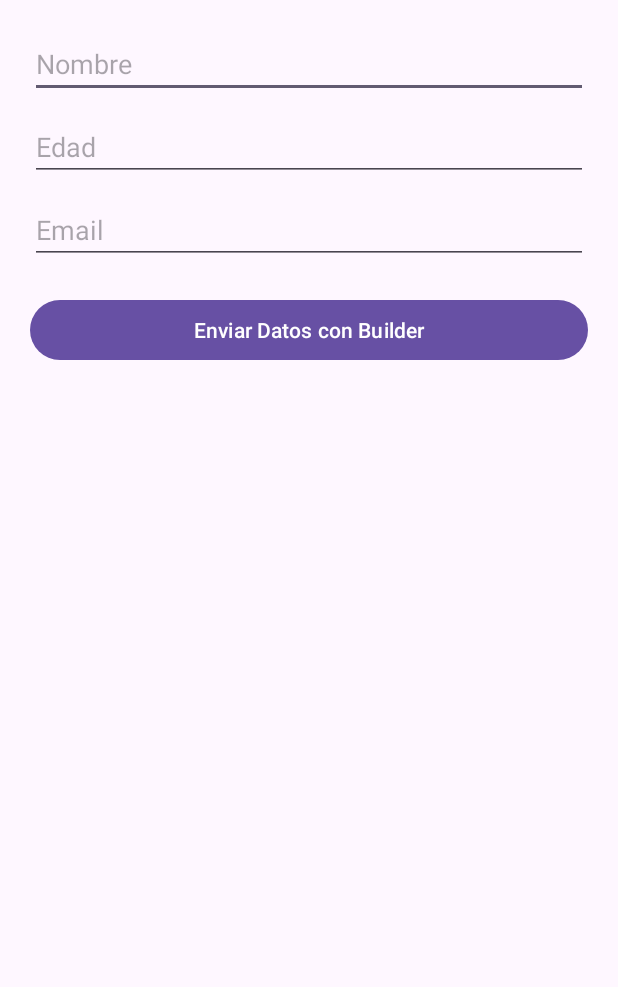
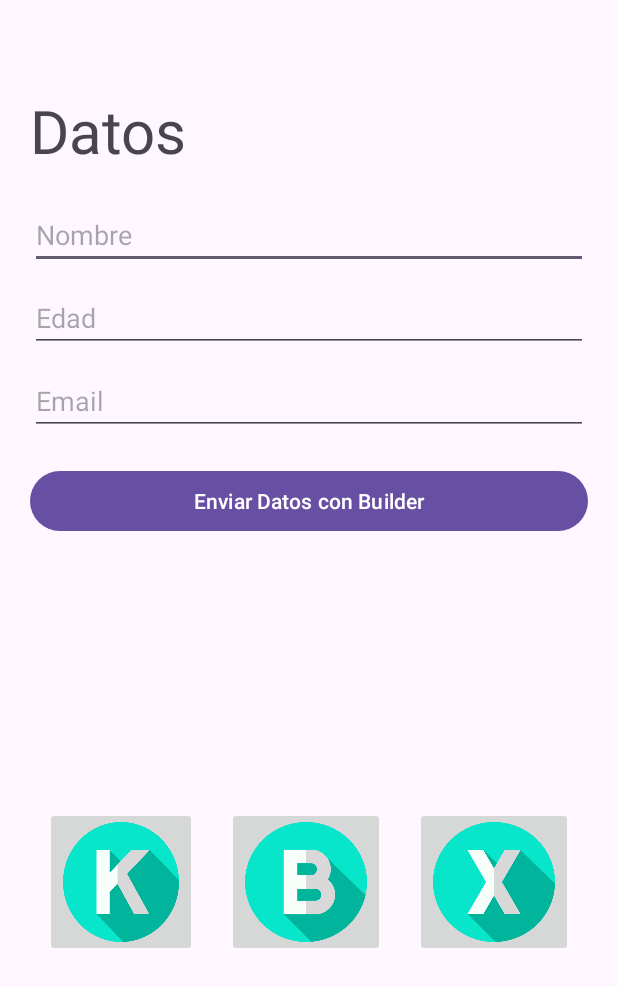
Before and after one commit to linoremaster-debug/CajaZar, an Android app: the screen it shows after launch (MainActivity), on a phone screen of 412 x 824 dp. Shown: the top 987 px of the screen. Run offline under Robolectric (Android 15) with nearby library versions, the phone set to English and light mode, and no system bars.

Commit message:
añadido botones y titulo

```diff
--- a/app/src/main/res/layout/activity_main.xml
+++ b/app/src/main/res/layout/activity_main.xml
@@ -1,38 +1,84 @@
 <?xml version="1.0" encoding="utf-8"?>
-<LinearLayout
-    xmlns:android="http://schemas.android.com/apk/res/android"
+<LinearLayout xmlns:android="http://schemas.android.com/apk/res/android"
+    xmlns:app="http://schemas.android.com/apk/res-auto"
     android:layout_width="match_parent"
     android:layout_height="match_parent"
-    android:padding="20dp"
-    android:orientation="vertical">
+    android:orientation="vertical"
+    android:padding="20dp">
+
+    <TextView
+        android:layout_width="wrap_content"
+        android:layout_height="wrap_content"
+        android:layout_marginTop="40dp"
+        android:text="Datos"
+        android:textSize="40dp">
+
+    </TextView>
 
     <EditText
         android:id="@+id/editName"
         android:layout_width="match_parent"
         android:layout_height="wrap_content"
-        android:hint="Nombre"
-        android:layout_marginBottom="10dp"/>
+        android:layout_marginTop="20dp"
+        android:layout_marginBottom="10dp"
+        android:hint="Nombre" />
 
     <EditText
         android:id="@+id/editAge"
         android:layout_width="match_parent"
         android:layout_height="wrap_content"
+        android:layout_marginBottom="10dp"
         android:hint="Edad"
-        android:inputType="number"
-        android:layout_marginBottom="10dp"/>
+        android:inputType="number" />
 
     <EditText
         android:id="@+id/editEmail"
         android:layout_width="match_parent"
         android:layout_height="wrap_content"
+        android:layout_marginBottom="20dp"
         android:hint="Email"
-        android:inputType="textEmailAddress"
-        android:layout_marginBottom="20dp"/>
+        android:inputType="textEmailAddress" />
 
     <Button
         android:id="@+id/btnSend"
         android:layout_width="match_parent"
         android:layout_height="wrap_content"
-        android:text="Enviar Datos con Builder"/>
+        android:text="Enviar Datos con Builder" />
+
+    <LinearLayout
+        android:layout_width="match_parent"
+        android:layout_height="100dp"
+        android:layout_marginVertical="180dp"
+        android:orientation="horizontal">
+
+        <ImageButton
+            android:id="@+id/boton1"
+            android:layout_width="10dp"
+            android:layout_height="100dp"
+            android:layout_marginHorizontal="10dp"
+            android:layout_weight="1"
+            android:scaleType="fitXY"
+            app:srcCompat="@drawable/k" />
+
+        <ImageButton
+            android:id="@+id/boton2"
+            android:layout_width="14dp"
+            android:layout_height="100dp"
+
+            android:layout_marginHorizontal="10dp"
+            android:layout_weight="1"
+            android:scaleType="fitXY"
+            app:srcCompat="@drawable/segundo" />
+
+        <ImageButton
+            android:id="@+id/boton33"
+            android:layout_width="14dp"
+            android:layout_height="100dp"
+
+            android:layout_marginHorizontal="10dp"
+            android:layout_weight="1"
+            android:scaleType="fitXY"
+            app:srcCompat="@drawable/x" />
+    </LinearLayout>
 
 </LinearLayout>
```
Also changed, not shown: app/src/main/res/drawable/k.png (added), app/src/main/res/drawable/segundo.png (added), app/src/main/res/drawable/x.png (added).
